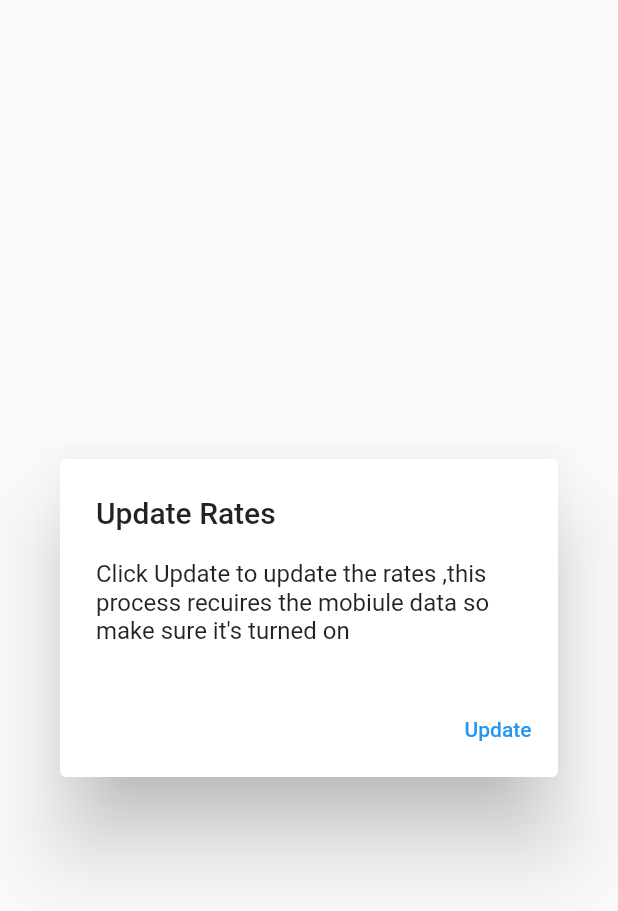
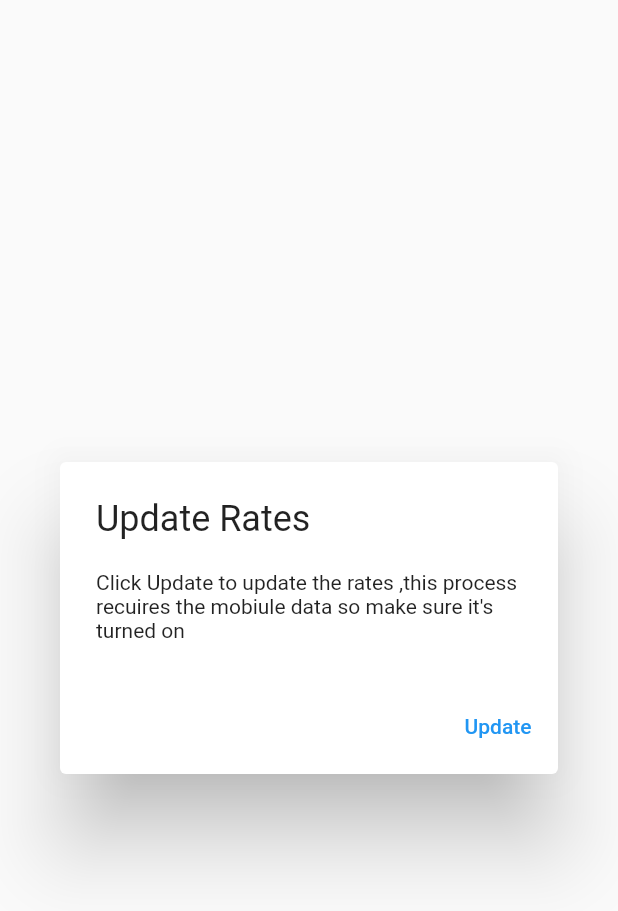
Before and after one commit to tuuhin/calculator_, a Flutter app: the UpdateDialog widget shown alone on an empty page, opened directly, on a phone screen of 412 x 824 dp. Shown: the top 911 px of the screen. Run offline on Flutter 3.47's test engine with Material 2 defaults, Android fonts, the phone set to English and light mode, and no system bars; our stand-ins replace connectivity, math_expressions, shared_preferences; accounts and stored records are empty; network calls fail.

Commit message:
changed the styles

```diff
--- a/lib/widget/updatedialog.dart
+++ b/lib/widget/updatedialog.dart
@@ -20,7 +20,8 @@ class _UpdateDialogState extends State<UpdateDialog> {
   @override
   Widget build(BuildContext context) {
     return AlertDialog(
-      title: Text(!_started ? 'Update Rates' : 'Updating'),
+      title: Text(!_started ? 'Update Rates' : 'Updating',
+          style: Theme.of(context).textTheme.headline5),
       actions: !_started
           ? [
               TextButton(
@@ -37,17 +38,18 @@ class _UpdateDialogState extends State<UpdateDialog> {
                           content: Text('Rates failed to updated')));
                     }
                     // await Future.delayed(const Duration(seconds: 1));
-                    setState(() {
-                      _started = false;
-                    });
-                    // Navigator.of(context).pop();
+
+                    Navigator.of(context).pop();
                   },
                   child: const Text('Update'))
             ]
           : [],
-      content: Text(!_started
-          ? 'Click Update to update the rates ,this process recuires the mobiule data so make sure it\'s turned on'
-          : 'Updating the rates of the currency conversion..'),
+      content: Text(
+        !_started
+            ? 'Click Update to update the rates ,this process recuires the mobiule data so make sure it\'s turned on'
+            : 'Updating the rates of the currency conversion..',
+        style: Theme.of(context).textTheme.bodyText2,
+      ),
     );
   }
 }
```
